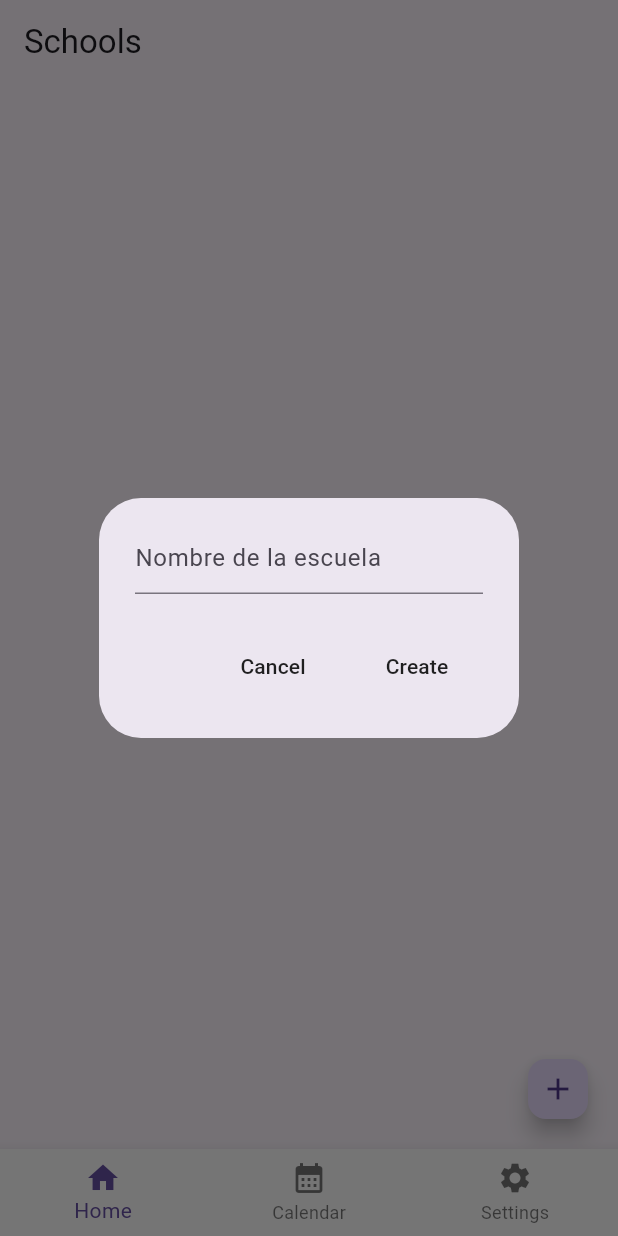
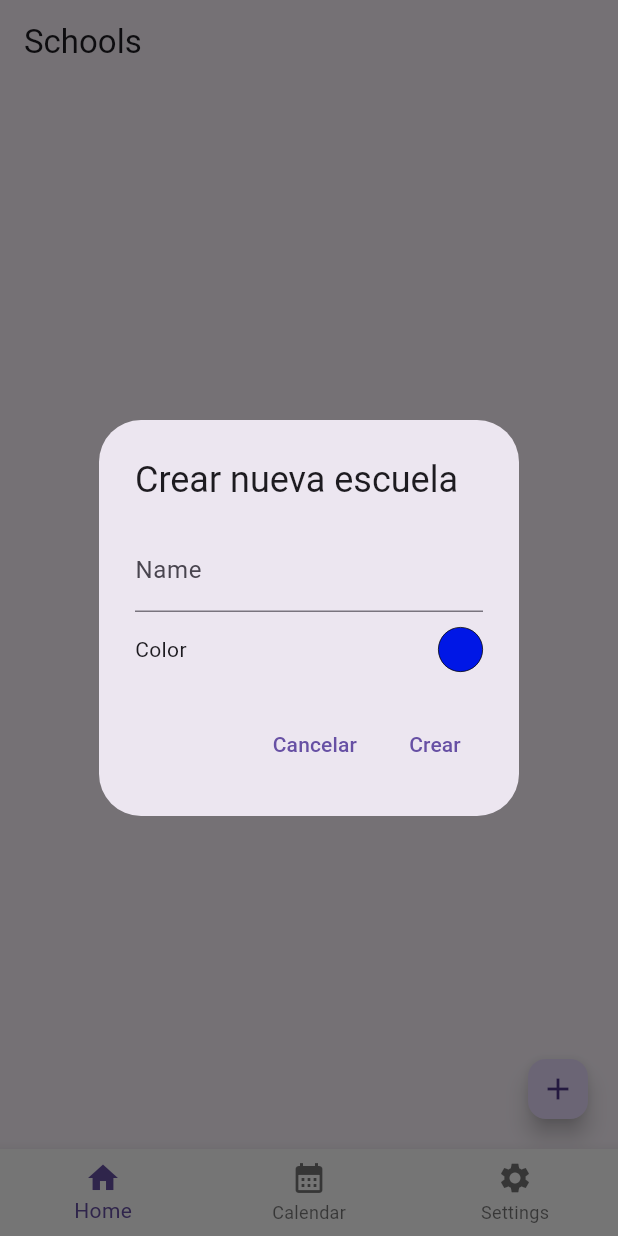
Before and after one commit to MariiaOrtiiz10/ralpher, a Flutter app: the screen it shows once a user with an empty profile is signed in, after a tap on the "add" icon, on a phone screen of 412 x 824 dp. Run offline on Flutter 3.47's test engine with Material 3 defaults, Android fonts, the light colour scheme and no system bars; our stand-ins replace image_picker, popover, supabase_flutter, table_calendar; missing offline and left inert: flutter_hsvcolor_picker; accounts and stored records are empty.

Commit message:
ESCUELAS, FALTA LA IMAGEN.

```diff
--- a/lib/presentation/views/home_page.dart
+++ b/lib/presentation/views/home_page.dart
@@ -1,8 +1,8 @@
-import 'dart:io';
 import 'package:flutter/material.dart';
+import 'package:flutter_hsvcolor_picker/flutter_hsvcolor_picker.dart';
 import 'package:popover/popover.dart';
-import 'package:ralpher/data/models/school.dart';
 import 'package:ralpher/data/repositories/school_repository.dart';
+import 'package:ralpher/widgets/colorPicker_item.dart';
 import 'package:ralpher/widgets/popover_item.dart';
 import 'package:supabase_flutter/supabase_flutter.dart';
 
@@ -15,8 +15,11 @@ class HomePage extends StatefulWidget {
 
 class _HomePageState extends State<HomePage> {
   TextEditingController inputTextName = TextEditingController();
-  List<Map<String, dynamic>> schools = [];
+  //Map<String, dynamic> dataSchools = {};
+  List<Map<String, dynamic>> dataSchools = [];
+
   final SchoolRepository _schoolRepository = SchoolRepository();
+  Color? selectedColor;
   // File ? _selectedImage;
   // Uint8List? _webImage;
 
@@ -30,37 +33,104 @@ class _HomePageState extends State<HomePage> {
       context: context,
       builder:
           (context) => AlertDialog(
-            content: TextField(
-              controller: inputTextName,
-              decoration: InputDecoration(hintText: "Nombre de la escuela"),
+            title: const Text("Crear nueva escuela"),
+            content: Column(
+              mainAxisSize: MainAxisSize.min,
+              children: [
+                TextField(
+                  controller: inputTextName,
+                  decoration: const InputDecoration(labelText: "Name"),
+                ),
+                const SizedBox(height: 10),
+                Row(
+                  children: [
+                    const Text("Color"),
+                    const Spacer(),
+                    GestureDetector(
+                      onTap: () async {
+                      final color = await showModalBottomSheet<Color>(
+                      context: context,
+                      isDismissible: true,
+                      enableDrag: true,
+                      shape: RoundedRectangleBorder(
+                        borderRadius: BorderRadius.vertical(
+                          top: Radius.circular(20),
+                        ),
+                      ),
+                      builder: (context) => ColorPickerItem(
+                        initialColor: selectedColor ?? const Color.fromARGB(255, 0, 23, 230),
+                        onColorChanged: (color) {
+                          setState(() {
+                            selectedColor = color;
+                          });
+                        },
+                      ),
+                    );
+                    if (color != null) {
+                      setState(() {
+                        selectedColor = color;
+                      });
+                    }
+                  },
+                  child: Container(
+                    width: 30,
+                    height: 30,
+                    decoration: BoxDecoration(
+                      color: selectedColor ?? const Color.fromARGB(255, 0, 23, 230),
+                      shape: BoxShape.circle,
+                      border: Border.all(color: Colors.black, width: 0.5),
+                    ),
+                  ),
+                    ),
+                  ],
+                ),
+              ],
             ),
             actions: [
-              MaterialButton(
-                child: Text("Cancel"),
-                onPressed: () async {
+              TextButton(
+                onPressed: () {
                   inputTextName.clear();
+                  selectedColor = null;
                   Navigator.pop(context);
                 },
+                child: const Text("Cancelar"),
               ),
-              MaterialButton(
-                child: Text("Create"),
+              // Botón para crear la escuela
+              TextButton(
                 onPressed: () async {
+                  if (inputTextName.text.isEmpty) {
+                    ScaffoldMessenger.of(context).showSnackBar(
+                      const SnackBar(
+                        content: Text("Ingresa un nombre para la escuela."),
+                      ),
+                    );
+                    return;
+                  }
+
                   try {
-                    _schoolRepository.createSchool(
+                    String colorHex =
+                        "#${selectedColor!.value.toRadixString(16).substring(2)}";
+                    await _schoolRepository.createSchool(
                       inputTextName.text,
-                      'Color',
-                      'Imagen',
+                      colorHex,
+                      null,
                     );
+
                     inputTextName.clear();
+                    selectedColor = null;
                     getSchools();
+
                     if (context.mounted) {
                       Navigator.pop(context);
                     }
                   } catch (e) {
                     print(e);
-                    Navigator.pop(context);
+                    if (context.mounted) {
+                      Navigator.pop(context);
+                    }
                   }
                 },
+                child: const Text("Crear"),
               ),
             ],
           ),
@@ -70,14 +140,27 @@ class _HomePageState extends State<HomePage> {
   getSchools() async {
     var result = await _schoolRepository.getSchoolFromUser();
     setState(() {
-      schools = result ?? [];
+      dataSchools = result ?? [];
+
+      print("DataSchools $dataSchools");
     });
+  }
+
+  deleteSchool(int id) async {
+    await _schoolRepository.deleteSchool(id);
+    getSchools();
+  }
+
+  Color hexToColor(String code) {
+    return Color(int.parse(code.substring(1, 7), radix: 16) + 0xFF000000);
   }
 
   @override
   void initState() {
     super.initState();
     getSchools();
+    selectedColor;
+    print("DataSchools $dataSchools");
   }
 
   @override
@@ -92,11 +175,14 @@ class _HomePageState extends State<HomePage> {
       ),
       body: Center(
         child:
-            schools.isEmpty
+            dataSchools.isEmpty
                 ? Text("There are no Schools")
                 : ListView.builder(
-                  itemCount: schools.length,
+                  itemCount: dataSchools.length,
                   itemBuilder: (context, index) {
+                    Color backgroundColor = hexToColor(
+                      dataSchools[index]['color'],
+                    );
                     return Container(
                       margin: EdgeInsets.symmetric(
                         horizontal: 50,
@@ -105,7 +191,7 @@ class _HomePageState extends State<HomePage> {
                       padding: EdgeInsets.all(10),
                       height: 150,
                       decoration: BoxDecoration(
-                        color: Colors.green,
+                        color: backgroundColor,
                         borderRadius: BorderRadius.circular(9),
                       ),
                       child: Stack(
@@ -114,7 +200,7 @@ class _HomePageState extends State<HomePage> {
                             left: 0,
                             bottom: 0,
                             child: Text(
-                              schools[index]['name'] ?? 'Sin nombre',
+                              dataSchools[index]['name'],
                               style: TextStyle(
                                 color: Colors.white,
                                 fontSize: 16,
@@ -134,7 +220,13 @@ class _HomePageState extends State<HomePage> {
                                         direction: PopoverDirection.top,
                                         arrowHeight: 0,
                                         context: context,
-                                        bodyBuilder: (context) => PopoverItem(),
+                                        bodyBuilder:
+                                            (context) => PopoverItem(
+                                              deleteTab:
+                                                  () => deleteSchool(
+                                                    dataSchools[index]['id'],
+                                                  ),
+                                            ),
                                       );
                                     },
                                     icon: Icon(Icons.more_horiz),
--- a/pubspec.yaml
+++ b/pubspec.yaml
@@ -9,6 +9,7 @@ environment:
 dependencies:
   flutter:
     sdk: flutter
+  flutter_hsvcolor_picker: ^1.5.1
   google_sign_in: ^6.3.0
   image_picker: ^1.1.2
   popover: ^0.3.1
```
Also changed, not shown: lib/data/repositories/school_repository.dart (+17 -7 lines), lib/widgets/colorPicker_item.dart (added, +77 -0 lines), pubspec.lock.
